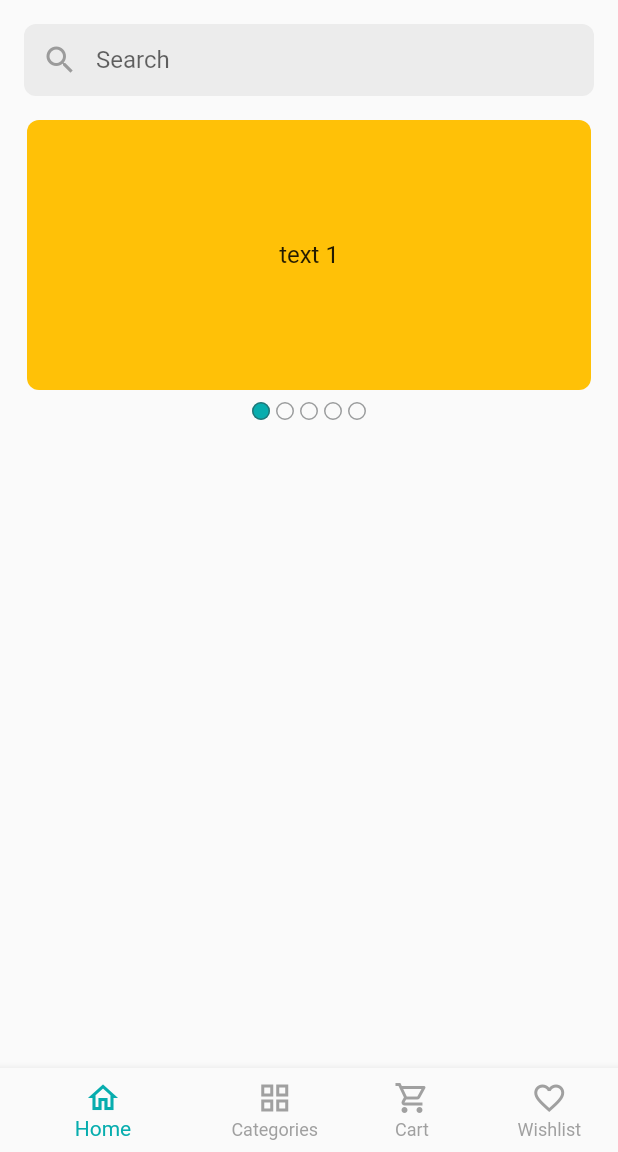
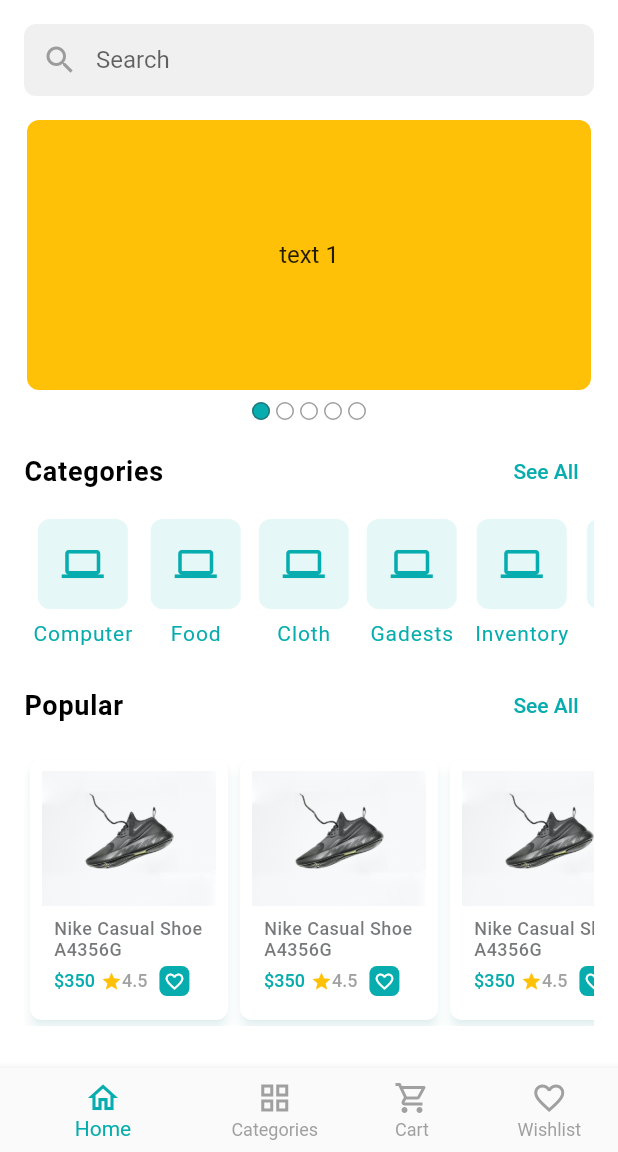
Before and after one commit to saikatsaha36/flutter_app_dev, a Flutter app: the screen it shows after launch, on a phone screen of 412 x 824 dp, the part 84-1236 px from its top. Run offline on Flutter 3.47's test engine with Material 2 defaults, Android fonts, the phone set to English and light mode, and no system bars; drawn by our look-alikes of carousel_slider; our stand-ins replace get, pin_code_fields.

Commit message:
home_screen_design_and_product_card_design_added

```diff
--- a/lib/ui/screens/home_screen.dart
+++ b/lib/ui/screens/home_screen.dart
@@ -1,9 +1,15 @@
-import 'package:carousel_slider/carousel_slider.dart';
+// import 'package:carousel_slider/carousel_slider.dart';
 import 'package:flutter/material.dart';
-import 'package:ostad_flutter_batch_two/ui/utils/app_colors.dart';
+// import 'package:ostad_flutter_batch_two/ui/utils/app_colors.dart';
+// import 'package:ostad_flutter_batch_two/ui/utils/app_colors.dart';
+// import 'package:ostad_flutter_batch_two/ui/utils/styles.dart';
+import 'package:ostad_flutter_batch_two/ui/widgets/category_card_widget.dart';
 
 import '../widgets/home/app_bar_icon_button.dart';
 import '../widgets/home/home_carousel_widget.dart';
+import '../widgets/home/remarks_title_widget.dart';
+import '../widgets/home/search_text_field.dart';
+import '../widgets/product_card.dart';
 
 class HomeScreen extends StatelessWidget {
   const HomeScreen({Key? key}) : super(key: key);
@@ -12,6 +18,7 @@ class HomeScreen extends StatelessWidget {
   @override
   Widget build(BuildContext context) {
     return Scaffold(
+      backgroundColor: Colors.white,
         appBar: AppBar(
           elevation: 0,
           title: Row(
@@ -36,34 +43,128 @@ class HomeScreen extends StatelessWidget {
         ),
         body: Padding(
           padding: const EdgeInsets.all(16),
-          child: Column(
-            children: [
-              TextField(
-                keyboardType: TextInputType.text,
-                textInputAction: TextInputAction.search,
-                onSubmitted: (value) {},
-                decoration: InputDecoration(
-                  fillColor: softGreyColor.withOpacity(0.1),
-                  contentPadding: const EdgeInsets.symmetric(horizontal: 16),
-                  filled: true,
-                  hintText: 'Search',
-                  prefixIcon: const Icon(
-                    Icons.search,
-                    color: softGreyColor,
+          child: SingleChildScrollView(
+            child: Column(
+              children: [
+                const SearchTextField(),
+                const SizedBox(
+                  height: 16,
+                ),
+                HomeCarouselWidget(),
+                const SizedBox(
+                  height: 8,
+                ),
+                RemarksTitleWidget(
+                  remarksName: 'Categories',
+                  onTapSeeAll: () {},
+                ),
+                const SizedBox(
+                  height: 8,
+                ),
+
+                SingleChildScrollView(
+                  scrollDirection: Axis.horizontal,
+                  child: Row(
+                    children: [
+                      CategoryCardWidget(
+                          name: 'Computer'
+                      ),
+                      CategoryCardWidget(
+                          name: 'Food'
+                      ),
+                      CategoryCardWidget(
+                          name: 'Cloth'
+                      ),
+                      CategoryCardWidget(
+                          name: 'Gadests'
+                      ),
+                      CategoryCardWidget(
+                          name: 'Inventory'
+                      ),
+                      CategoryCardWidget(
+                          name: 'Phone'
+                      ),
+                      CategoryCardWidget(
+                          name: 'Computer'
+                      ),
+                    ],
                   ),
-                  enabledBorder: OutlineInputBorder(
-                      borderSide: BorderSide.none,
-                      borderRadius: BorderRadius.circular(8)),
-                  focusedBorder: OutlineInputBorder(
-                      borderSide: BorderSide.none,
-                      borderRadius: BorderRadius.circular(8)),
                 ),
-              ),
-              const SizedBox(
-                height: 16,
-              ),
-              HomeCarouselWidget(),
-            ],
+
+                const SizedBox(
+                  height: 16,
+                ),
+                RemarksTitleWidget(
+                  remarksName: 'Popular',
+                  onTapSeeAll: () {},
+                ),
+                const SizedBox(
+                  height: 8,
+                ),
+                SingleChildScrollView(
+                  scrollDirection: Axis.horizontal,
+                  child: Row(
+                    children: [
+                      ProductCard(),
+                      ProductCard(),
+                      ProductCard(),
+                      ProductCard(),
+                      ProductCard(),
+                      ProductCard(),
+                    ],
+                  ),
+                ),
+
+                const SizedBox(
+                  height: 16,
+                ),
+                RemarksTitleWidget(
+                  remarksName: 'Special',
+                  onTapSeeAll: () {},
+                ),
+                const SizedBox(
+                  height: 8,
+                ),
+                SingleChildScrollView(
+                  scrollDirection: Axis.horizontal,
+                  child: Row(
+                    children: [
+                      ProductCard(),
+                      ProductCard(),
+                      ProductCard(),
+                      ProductCard(),
+                      ProductCard(),
+                      ProductCard(),
+                    ],
+                  ),
+                ),
+
+                const SizedBox(
+                  height: 16,
+                ),
+                RemarksTitleWidget(
+                  remarksName: 'New',
+                  onTapSeeAll: () {},
+                ),
+                const SizedBox(
+                  height: 8,
+                ),
+                SingleChildScrollView(
+                  scrollDirection: Axis.horizontal,
+                  child: Row(
+                    children: [
+                      ProductCard(),
+                      ProductCard(),
+                      ProductCard(),
+                      ProductCard(),
+                      ProductCard(),
+                      ProductCard(),
+                    ],
+                  ),
+                ),
+
+              ],
+            ),
           ),
         )
     );
--- /dev/null
+++ b/lib/ui/widgets/category_card_widget.dart
@@ -0,0 +1,41 @@
+import 'package:flutter/cupertino.dart';
+import 'package:flutter/material.dart';
+
+import '../utils/app_colors.dart';
+
+class CategoryCardWidget extends StatelessWidget {
+  const CategoryCardWidget({
+    Key? key, required this.name,
+  }) : super(key: key);
+
+  final String name;
+
+  @override
+  Widget build(BuildContext context) {
+    return Padding(
+      padding: const EdgeInsets.symmetric(horizontal: 6),
+      child: Column(
+        crossAxisAlignment: CrossAxisAlignment.center,
+        children: [
+          Container(
+            decoration: BoxDecoration(
+                color: primaryColor.withOpacity(0.1),
+                borderRadius: BorderRadius.circular(8)
+            ),
+            child: const Padding(
+              padding: EdgeInsets.all(16.0),
+              child: Icon(Icons.computer, size: 28, color: primaryColor,),
+            ),
+          ),
+          const SizedBox(height: 8,),
+          Text( name, textAlign: TextAlign.center, style: TextStyle(
+              fontWeight: FontWeight.w400,
+              color: primaryColor,
+              letterSpacing: 0.6,
+              fontSize: 14
+          ),),
+        ],
+      ),
+    );
+  }
+}
--- /dev/null
+++ b/lib/ui/widgets/home/remarks_title_widget.dart
@@ -0,0 +1,30 @@
+import 'package:flutter/cupertino.dart';
+import 'package:flutter/material.dart';
+
+import '../../utils/app_colors.dart';
+import '../../utils/styles.dart';
+
+class RemarksTitleWidget extends StatelessWidget {
+  const RemarksTitleWidget({
+    Key? key, required this.remarksName, required this.onTapSeeAll,
+  }) : super(key: key);
+
+  final String remarksName;
+  final VoidCallback onTapSeeAll;
+
+  @override
+  Widget build(BuildContext context) {
+    return Row(
+      mainAxisAlignment: MainAxisAlignment.spaceBetween,
+      children: [
+        Text(remarksName, style: titleTextStyle.copyWith(
+            fontSize: 18,
+            fontWeight: FontWeight.w600
+        ),),
+        TextButton(onPressed: onTapSeeAll, child: const Text('See All', style: TextStyle(
+            color: primaryColor
+        ),))
+      ],
+    );
+  }
+}
--- /dev/null
+++ b/lib/ui/widgets/home/search_text_field.dart
@@ -0,0 +1,35 @@
+import 'package:flutter/cupertino.dart';
+import 'package:flutter/material.dart';
+
+import '../../utils/app_colors.dart';
+
+class SearchTextField extends StatelessWidget {
+  const SearchTextField({
+    Key? key,
+  }) : super(key: key);
+
+  @override
+  Widget build(BuildContext context) {
+    return TextField(
+      keyboardType: TextInputType.text,
+      textInputAction: TextInputAction.search,
+      onSubmitted: (value) {},
+      decoration: InputDecoration(
+        fillColor: softGreyColor.withOpacity(0.1),
+        contentPadding: const EdgeInsets.symmetric(horizontal: 16),
+        filled: true,
+        hintText: 'Search',
+        prefixIcon: const Icon(
+          Icons.search,
+          color: softGreyColor,
+        ),
+        enabledBorder: OutlineInputBorder(
+            borderSide: BorderSide.none,
+            borderRadius: BorderRadius.circular(8)),
+        focusedBorder: OutlineInputBorder(
+            borderSide: BorderSide.none,
+            borderRadius: BorderRadius.circular(8)),
+      ),
+    );
+  }
+}
--- /dev/null
+++ b/lib/ui/widgets/product_card.dart
@@ -0,0 +1,84 @@
+import 'package:flutter/cupertino.dart';
+import 'package:flutter/material.dart';
+
+import '../utils/app_colors.dart';
+
+class ProductCard extends StatelessWidget {
+  const ProductCard({
+    Key? key,
+  }) : super(key: key);
+
+  @override
+  Widget build(BuildContext context) {
+    return SizedBox(
+      width: 140,
+      child: Card(
+        elevation: 3,
+        shape: RoundedRectangleBorder(
+            borderRadius: BorderRadius.circular(8)
+        ),
+        shadowColor: primaryColor.withOpacity(0.2),
+        child: Padding(
+          padding: const EdgeInsets.all(8.0),
+          child: Column(
+            children: [
+              Image.asset('assets/images/dummy_shoe.jpg',
+                width: 132,
+                height: 90,
+                fit: BoxFit.cover,
+              ),
+              Padding(
+                padding: const EdgeInsets.all(8.0),
+                child: Column(
+                  children: [
+                    Text('Nike Casual Shoe A4356G', style: TextStyle(
+                        fontSize: 12,
+                        letterSpacing: 0.3,
+                        height: 1.2,
+                        fontWeight: FontWeight.w500,
+                        color: greyColor.withOpacity(0.7)
+                    ),),
+                    const SizedBox(height: 4,),
+                    Row(
+                      // mainAxisAlignment: MainAxisAlignment.spaceBetween,
+                      children: [
+                        Text('\$350', style: TextStyle(
+                            fontSize: 12,
+                            fontWeight: FontWeight.w500,
+                            color: primaryColor
+                        ),),
+                        const SizedBox(width: 4,),
+                        Wrap(
+                          crossAxisAlignment: WrapCrossAlignment.center,
+                          children: const [
+                            Icon(Icons.star, color: Colors.amber, size: 14,),
+                            Text('4.5', style: TextStyle(
+                                fontSize: 12,
+                                fontWeight: FontWeight.w500,
+                                color: softGreyColor
+                            ),)
+                          ],
+                        ),
+                        const SizedBox(width: 8,),
+                        Container(
+                          decoration: BoxDecoration(
+                              color: primaryColor,
+                              borderRadius: BorderRadius.circular(5)
+                          ),
+                          child: const Padding(
+                            padding: EdgeInsets.all(3.0),
+                            child: Icon(Icons.favorite_border, size: 14, color: Colors.white,),
+                          ),
+                        )
+                      ],
+                    ),
+                  ],
+                ),
+              )
+            ],
+          ),
+        ),
+      ),
+    );
+  }
+}
```
Also changed, not shown: assets/images/dummy_shoe.jpg (added), assets/images/shoe.jpg (added).
